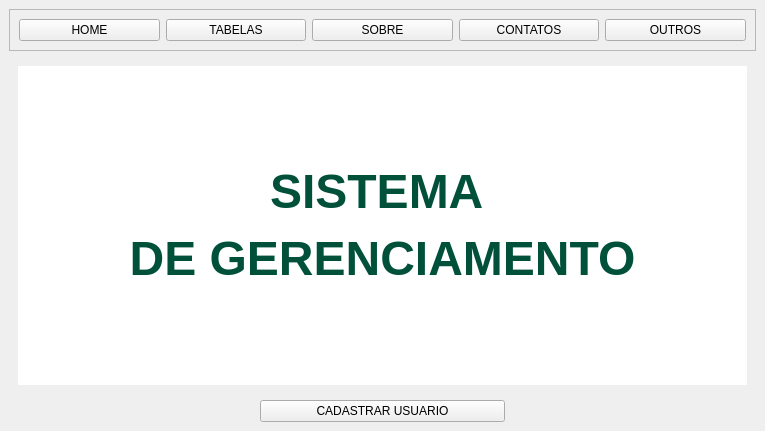
First picture: the form in progeto_real.ui, repository francisconeponuceno/pythonProject_real, before the edit.
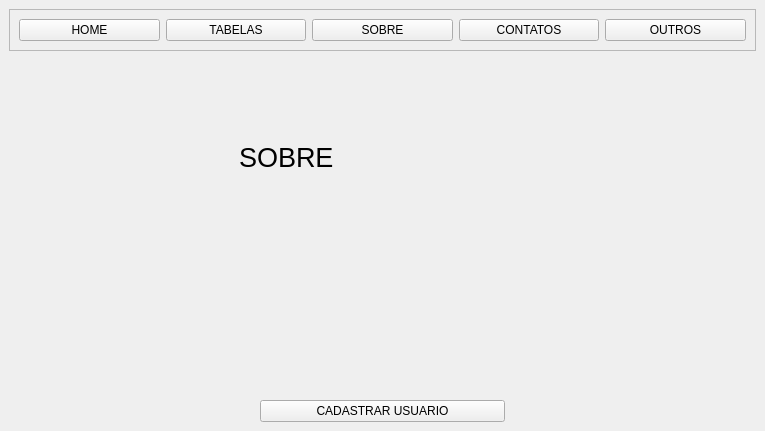
Second picture: the form after the edit. The open tabs and pages were chosen to show the change.

Commit message: atualização

Patch:
```diff
--- a/progeto_real.ui
+++ b/progeto_real.ui
@@ -278,6 +278,46 @@
         </item>
        </layout>
       </widget>
+      <widget class="QWidget" name="pg_sobre">
+       <widget class="QLabel" name="label_15">
+        <property name="geometry">
+         <rect>
+          <x>230</x>
+          <y>80</y>
+          <width>231</width>
+          <height>41</height>
+         </rect>
+        </property>
+        <property name="font">
+         <font>
+          <pointsize>20</pointsize>
+         </font>
+        </property>
+        <property name="text">
+         <string>SOBRE</string>
+        </property>
+       </widget>
+      </widget>
+      <widget class="QWidget" name="pg_contatos">
+       <widget class="QLabel" name="label_16">
+        <property name="geometry">
+         <rect>
+          <x>270</x>
+          <y>120</y>
+          <width>171</width>
+          <height>41</height>
+         </rect>
+        </property>
+        <property name="font">
+         <font>
+          <pointsize>20</pointsize>
+         </font>
+        </property>
+        <property name="text">
+         <string>CONTATOS</string>
+        </property>
+       </widget>
+      </widget>
       <widget class="QWidget" name="pg_home">
        <layout class="QVBoxLayout" name="verticalLayout">
         <item>
```
Left out of the diff: 2 changed lines with no effect on the pictures. The commit also changes 1 other file.
